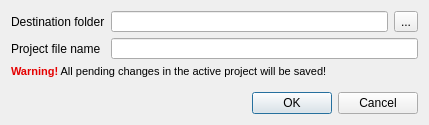
Above: src/ugeneui/src/project_support/ui/ExportProjectDialog.ui from violethaze74/ugene before the change. Below: the same form after it.
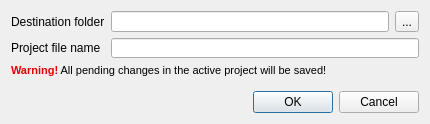
That is the form after the change.

Patch:
```diff
--- a/src/ugeneui/src/project_support/ui/ExportProjectDialog.ui
+++ b/src/ugeneui/src/project_support/ui/ExportProjectDialog.ui
@@ -6,8 +6,8 @@
    <rect>
     <x>0</x>
     <y>0</y>
-    <width>429</width>
-    <height>125</height>
+    <width>430</width>
+    <height>124</height>
    </rect>
   </property>
   <property name="windowTitle">
@@ -31,9 +31,12 @@
        <property name="minimumSize">
         <size>
          <width>145</width>
-         <height>2</height>
+         <height>20</height>
         </size>
        </property>
+       <property name="text">
+        <string/>
+       </property>
       </widget>
      </item>
      <item row="0" column="2">
@@ -55,7 +58,7 @@
        <property name="minimumSize">
         <size>
          <width>145</width>
-         <height>2</height>
+         <height>20</height>
         </size>
        </property>
       </widget>
@@ -80,8 +83,8 @@
      </property>
      <property name="sizeHint" stdset="0">
       <size>
-       <width>20</width>
-       <height>10</height>
+       <width>17</width>
+       <height>18</height>
       </size>
      </property>
     </spacer>
```
